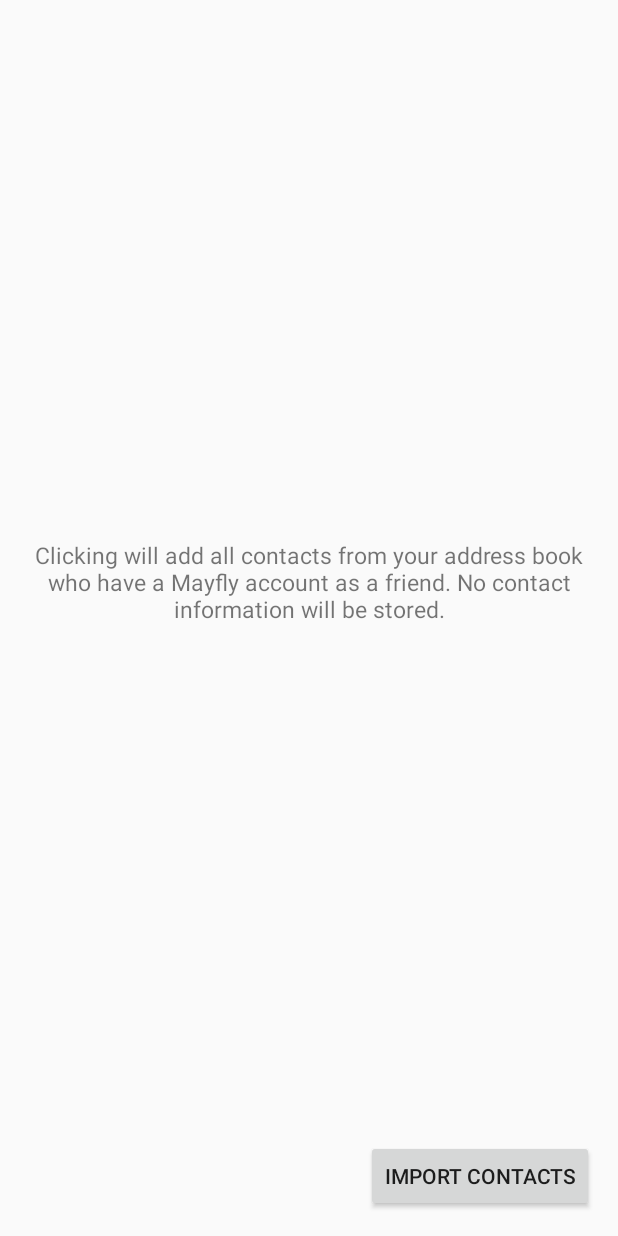
After one commit to knigam/Mayfly, an Android app: the ImportFriendsActivity screen opened directly, with no data from a screen before it, on a phone screen of 412 x 824 dp. The commit adds this screen. Run offline under Robolectric (Android 15) with nearby library versions, the phone set to English and light mode, and no system bars.

Commit message:
added ability to import users from contact list

```diff
--- a/Mayfly/src/main/java/com/keonasoft/mayfly/model/User.java
+++ b/Mayfly/src/main/java/com/keonasoft/mayfly/model/User.java
@@ -154,7 +154,7 @@ public class User {
         }
 
         try {
-            friendsJson = new JSONArray(friends.toString());
+            friendsJson = new JSONArray(friends);
         } catch (JSONException e) {
             e.printStackTrace();
             cacheFriends(appContext);
--- /dev/null
+++ b/Mayfly/src/main/res/layout/activity_import_friends.xml
@@ -0,0 +1,28 @@
+<LinearLayout xmlns:android="http://schemas.android.com/apk/res/android"
+    xmlns:tools="http://schemas.android.com/tools"
+    android:layout_width="match_parent"
+    android:layout_height="match_parent"
+    android:orientation="vertical"
+    android:paddingLeft="@dimen/activity_horizontal_margin"
+    android:paddingRight="@dimen/activity_horizontal_margin"
+    android:paddingTop="@dimen/activity_vertical_margin"
+    android:paddingBottom="@dimen/activity_vertical_margin"
+    tools:context="com.keonasoft.mayfly.activity.ImportFriendsActivity">
+
+    <TextView
+        android:text="Clicking will add all contacts from your address book who have a Mayfly account as a friend. No contact information will be stored."
+        android:layout_width="wrap_content"
+        android:layout_height="wrap_content"
+        android:layout_gravity="center"
+        android:gravity="center"
+        android:layout_weight="0.5"
+        android:textSize="15dp" />
+
+    <Button
+        android:layout_width="wrap_content"
+        android:layout_height="wrap_content"
+        android:text="Import Contacts"
+        android:id="@+id/importContactBtn"
+        android:layout_gravity="bottom|right" />
+
+</LinearLayout>
--- /dev/null
+++ b/Mayfly/src/main/res/menu/import_friends.xml
@@ -0,0 +1,9 @@
+<menu xmlns:android="http://schemas.android.com/apk/res/android"
+    xmlns:tools="http://schemas.android.com/tools"
+    tools:context="com.keonasoft.mayfly.activity.ImportFriendsActivity" >
+
+    <item android:id="@+id/action_settings"
+        android:title="@string/action_settings"
+        android:orderInCategory="100"
+        android:showAsAction="never" />
+</menu>
--- a/Mayfly/src/main/res/values/strings.xml
+++ b/Mayfly/src/main/res/values/strings.xml
@@ -5,7 +5,6 @@
     <string name="app_name">Mayfly</string>
     <string name="action_settings">Settings</string>
     <string name="app_id">194878360718768</string>
-
     <string name="please_wait_progress">Please wait…</string>
 
     <!-- Actions -->
@@ -35,6 +34,7 @@
     <string name="friends_create">/friends/create.json</string>
     <string name="friends_destroy">/friends/destroy.json</string>
     <string name="friends_create_from_event">/friends/create_from_event.json</string>
+    <string name="friends_bulk_create">/friends/bulk_create.json</string>
     <string name="events_create">/events/create.json</string>
     <string name="events_show">/events.json</string>
     <string name="event_show">/event</string>
@@ -46,12 +46,12 @@
     <string name="friends_cache">mayfly_friends_cache</string>
     <string name="events_cache">mayfly_events_cache</string>
 
-
     <!-- Titles -->
     <string name="title_activity_invite">Invite Friends</string>
     <string name="title_activity_new_event">New Event</string>
     <string name="title_activity_event">Event Details</string>
     <string name="title_activity_friends">Friends</string>
+    <string name="title_activity_import_friends">Import Friends</string>
     <string name="title_section1">Notifications</string>
     <string name="title_section2">My Events</string>
     <string name="title_section3">Attending Events</string>
```
Also changed, not shown: Mayfly/src/main/AndroidManifest.xml (+10 -0 lines), Mayfly/src/main/java/com/keonasoft/mayfly/activity/FriendsActivity.java (+28 -7 lines), Mayfly/src/main/java/com/keonasoft/mayfly/activity/ImportFriendsActivity.java (added, +138 -0 lines), Mayfly/src/main/res/layout/activity_friends.xml (+8 -6 lines), 2 other files.
